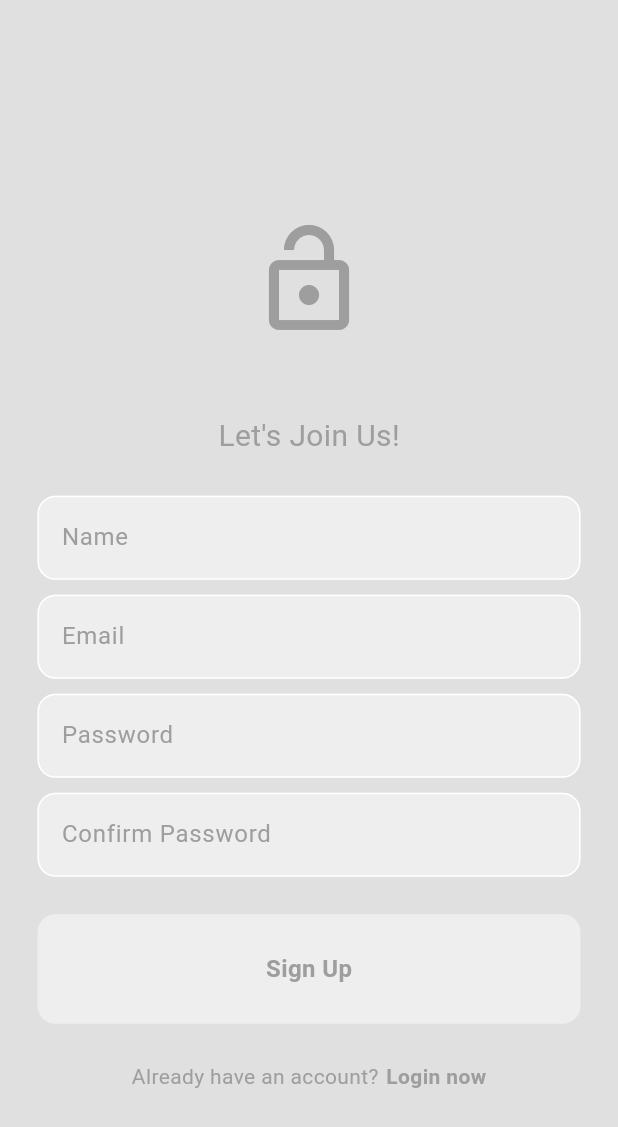
After one commit to DAVITtheDev7/Twitty, a Flutter app: the screen it shows after launch, after a tap on "Register now", on a phone screen of 412 x 824 dp. The commit adds this screen. Shown: the top 1127 px of the screen. Run offline on Flutter 3.47's test engine with Material 3 defaults, Android fonts, the phone set to English and light mode, and no system bars; our stand-ins replace cloud_firestore, firebase_auth, firebase_core; accounts and stored records are empty; network calls fail.

Commit message:
add firebase auth

```diff
--- /dev/null
+++ b/lib/components/my_button.dart
@@ -0,0 +1,36 @@
+import 'package:flutter/material.dart';
+
+class MyButton extends StatelessWidget {
+  final String text;
+  final void Function()? onTap;
+
+  const MyButton({
+    super.key,
+    this.onTap,
+    required this.text,
+  });
+
+  @override
+  Widget build(BuildContext context) {
+    return GestureDetector(
+      onTap: onTap,
+      child: Container(
+        padding: const EdgeInsets.all(25),
+        decoration: BoxDecoration(
+          color: Theme.of(context).colorScheme.secondary,
+          borderRadius: BorderRadius.circular(12),
+        ),
+        child: Center(
+          child: Text(
+            text,
+            style: TextStyle(
+              fontWeight: FontWeight.bold,
+              color: Theme.of(context).colorScheme.primary,
+              fontSize: 16,
+            ),
+          ),
+        ),
+      ),
+    );
+  }
+}
--- /dev/null
+++ b/lib/components/my_textfield.dart
@@ -0,0 +1,41 @@
+import 'package:flutter/material.dart';
+
+class MyTextField extends StatelessWidget {
+  final TextEditingController controller;
+  final String hintText;
+  final bool obscureText;
+
+  const MyTextField({
+    super.key,
+    required this.controller,
+    required this.hintText,
+    required this.obscureText,
+  });
+
+  @override
+  Widget build(BuildContext context) {
+    return TextField(
+      controller: controller,
+      obscureText: obscureText,
+      decoration: InputDecoration(
+          enabledBorder: OutlineInputBorder(
+            borderSide: BorderSide(
+              color: Theme.of(context).colorScheme.tertiary,
+            ),
+            borderRadius: BorderRadius.circular(12),
+          ),
+          focusedBorder: OutlineInputBorder(
+            borderSide: BorderSide(
+              color: Theme.of(context).colorScheme.primary,
+            ),
+            borderRadius: BorderRadius.circular(12),
+          ),
+          fillColor: Theme.of(context).colorScheme.secondary,
+          filled: true,
+          hintText: hintText,
+          hintStyle: TextStyle(
+            color: Theme.of(context).colorScheme.primary,
+          )),
+    );
+  }
+}
--- a/lib/main.dart
+++ b/lib/main.dart
@@ -1,9 +1,15 @@
+import 'package:firebase_core/firebase_core.dart';
 import 'package:flutter/material.dart';
 import 'package:provider/provider.dart';
-import 'package:twitty/pages/home_page.dart';
+import 'package:twitty/firebase_options.dart';
+import 'package:twitty/services/auth/auth_gate.dart';
 import 'package:twitty/themes/theme_provider.dart';
 
-void main() {
+void main() async {
+  WidgetsFlutterBinding.ensureInitialized();
+  await Firebase.initializeApp(
+    options: DefaultFirebaseOptions.currentPlatform,
+  );
   runApp(
     ChangeNotifierProvider(
       create: (context) => ThemeProvider(),
@@ -20,7 +26,7 @@ class MyApp extends StatelessWidget {
     return MaterialApp(
       title: "connect to others",
       debugShowCheckedModeBanner: false,
-      home: const HomePage(),
+      home: const AuthGate(),
       theme: Provider.of<ThemeProvider>(context).themeData,
     );
   }
--- /dev/null
+++ b/lib/models/user.dart
@@ -0,0 +1,40 @@
+import 'package:cloud_firestore/cloud_firestore.dart';
+
+class UserProfile {
+  final String uid;
+  final String name;
+  final String email;
+  final String username;
+  final String bio;
+
+  UserProfile({
+    required this.uid,
+    required this.name,
+    required this.email,
+    required this.username,
+    required this.bio,
+  });
+
+  // Firebase -> App
+  factory UserProfile.fromDocument(DocumentSnapshot doc) {
+    return UserProfile(
+      uid: doc['uid'],
+      name: doc['name'],
+      email: doc['email'],
+      username: doc['username'],
+      bio: doc['bio'],
+    );
+  }
+
+  // App -> Firebase
+
+  Map<String, dynamic> toMap() {
+    return {
+      'uid': uid,
+      'name': name,
+      'email': email,
+      'username': username,
+      'bio': bio,
+    };
+  }
+}
--- /dev/null
+++ b/lib/pages/login_page.dart
@@ -0,0 +1,127 @@
+import 'package:flutter/material.dart';
+import 'package:twitty/components/my_button.dart';
+import 'package:twitty/components/my_loading_circle.dart';
+import 'package:twitty/components/my_textfield.dart';
+import 'package:twitty/services/auth/auth_service.dart';
+
+class LoginPage extends StatefulWidget {
+  final void Function()? onTap;
+  const LoginPage({
+    super.key,
+    this.onTap,
+  });
+
+  @override
+  State<LoginPage> createState() => _LoginPageState();
+}
+
+class _LoginPageState extends State<LoginPage> {
+  final _auth = AuthService();
+
+  final TextEditingController _emailController = TextEditingController();
+  final TextEditingController _pwController = TextEditingController();
+
+  void login() async {
+    showLoadingCircle(context);
+
+    try {
+      await _auth.loginEmailPassword(_emailController.text, _pwController.text);
+      if (mounted) hideLoadingCircle(context);
+    } catch (e) {
+      if (mounted) hideLoadingCircle(context);
+      // ignore: use_build_context_synchronously
+      ScaffoldMessenger.of(context).showSnackBar(
+        SnackBar(
+          content: Text(
+            e.toString(),
+          ),
+        ),
+      );
+    }
+  }
+
+  @override
+  Widget build(BuildContext context) {
+    return Scaffold(
+      backgroundColor: Theme.of(context).colorScheme.surface,
+      body: SafeArea(
+        child: Padding(
+          padding: const EdgeInsets.all(25.0),
+          child: Center(
+            child: SingleChildScrollView(
+              child: Column(
+                mainAxisAlignment: MainAxisAlignment.center,
+                children: [
+                  const SizedBox(height: 50),
+                  Icon(
+                    Icons.person,
+                    size: 75,
+                    color: Theme.of(context).colorScheme.primary,
+                  ),
+                  const SizedBox(height: 50),
+                  Text(
+                    "WELCOME BACK!",
+                    style: TextStyle(
+                      color: Theme.of(context).colorScheme.primary,
+                      fontSize: 20,
+                    ),
+                  ),
+                  const SizedBox(height: 25),
+                  MyTextField(
+                      controller: _emailController,
+                      hintText: "Email",
+                      obscureText: false),
+                  const SizedBox(height: 10),
+                  MyTextField(
+                    controller: _pwController,
+                    hintText: "Password",
+                    obscureText: true,
+                  ),
+                  const SizedBox(height: 10),
+                  Align(
+                    alignment: Alignment.centerRight,
+                    child: Text(
+                      "Forgot Password?",
+                      style: TextStyle(
+                        color: Theme.of(context).colorScheme.primary,
+                        fontWeight: FontWeight.bold,
+                      ),
+                    ),
+                  ),
+                  const SizedBox(height: 25),
+                  MyButton(
+                    text: "Login",
+                    onTap: login,
+                  ),
+                  const SizedBox(height: 25),
+                  Row(
+                    mainAxisAlignment: MainAxisAlignment.center,
+                    children: [
+                      Text(
+                        "Not a member?",
+                        style: TextStyle(
+                          color: Theme.of(context).colorScheme.primary,
+                        ),
+                      ),
+                      const SizedBox(width: 5),
+                      GestureDetector(
+                        onTap: widget.onTap,
+                        child: Text(
+                          "Register now",
+                          style: TextStyle(
+                            color: Theme.of(context).colorScheme.primary,
+                            fontWeight: FontWeight.bold,
+                          ),
+                        ),
+                      ),
+                    ],
+                  ),
+                ],
+              ),
+            ),
+          ),
+        ),
+      ),
+    );
+  }
+}
--- /dev/null
+++ b/lib/pages/register_page.dart
@@ -0,0 +1,161 @@
+import 'package:flutter/material.dart';
+import 'package:twitty/components/my_button.dart';
+import 'package:twitty/components/my_loading_circle.dart';
+import 'package:twitty/components/my_textfield.dart';
+import 'package:twitty/services/auth/auth_service.dart';
+
+class RegisterPage extends StatefulWidget {
+  final void Function()? onTap;
+  const RegisterPage({
+    super.key,
+    this.onTap,
+  });
+
+  @override
+  State<RegisterPage> createState() => _RegisterPageState();
+}
+
+class _RegisterPageState extends State<RegisterPage> {
+  final AuthService _auth = AuthService();
+
+  final TextEditingController _nameController = TextEditingController();
+  final TextEditingController _emailController = TextEditingController();
+  final TextEditingController _pwController = TextEditingController();
+  final TextEditingController _confirmPwController = TextEditingController();
+
+  void register() async {
+    if (_nameController.text.isEmpty ||
+        _emailController.text.isEmpty ||
+        _pwController.text.isEmpty ||
+        _confirmPwController.text.isEmpty) {
+      ScaffoldMessenger.of(context).showSnackBar(
+        const SnackBar(
+          content: Text(
+            "Empty Fields Are Not Allowed!",
+          ),
+        ),
+      );
+    } else {
+      if (_pwController.text == _confirmPwController.text) {
+        showLoadingCircle(context);
+
+        try {
+          await _auth.registerEmailPassword(
+            _emailController.text,
+            _pwController.text,
+          );
+
+          ScaffoldMessenger.of(context).showSnackBar(
+            SnackBar(
+              backgroundColor: Colors.green[400],
+              content: const Text("Registered Succesfully"),
+            ),
+          );
+        } catch (e) {
+          ScaffoldMessenger.of(context).showSnackBar(
+            SnackBar(
+              content: Text(
+                e.toString(),
+              ),
+            ),
+          );
+        } finally {
+          if (mounted) hideLoadingCircle(context);
+        }
+      } else {
+        ScaffoldMessenger.of(context).showSnackBar(
+          const SnackBar(
+            content: Text(
+              "Passwords do not match!",
+            ),
+          ),
+        );
+      }
+    }
+  }
+
+  @override
+  Widget build(BuildContext context) {
+    return Scaffold(
+      backgroundColor: Theme.of(context).colorScheme.surface,
+      body: SafeArea(
+        child: Padding(
+          padding: const EdgeInsets.all(25.0),
+          child: Center(
+            child: SingleChildScrollView(
+              child: Column(
+                mainAxisAlignment: MainAxisAlignment.center,
+                children: [
+                  const SizedBox(height: 50),
+                  Icon(
+                    Icons.lock_open_outlined,
+                    size: 80,
+                    color: Theme.of(context).colorScheme.primary,
+                  ),
+                  const SizedBox(height: 50),
+                  Text(
+                    "Let's Join Us!",
+                    style: TextStyle(
+                      color: Theme.of(context).colorScheme.primary,
+                      fontSize: 20,
+                    ),
+                  ),
+                  const SizedBox(height: 25),
+                  MyTextField(
+                      controller: _nameController,
+                      hintText: "Name",
+                      obscureText: false),
+                  const SizedBox(height: 10),
+                  MyTextField(
+                      controller: _emailController,
+                      hintText: "Email",
+                      obscureText: false),
+                  const SizedBox(height: 10),
+                  MyTextField(
+                    controller: _pwController,
+                    hintText: "Password",
+                    obscureText: true,
+                  ),
+                  const SizedBox(height: 10),
+                  MyTextField(
+                    controller: _confirmPwController,
+                    hintText: "Confirm Password",
+                    obscureText: true,
+                  ),
+                  const SizedBox(height: 25),
+                  MyButton(
+                    text: "Sign Up",
+                    onTap: register,
+                  ),
+                  const SizedBox(height: 25),
+                  Row(
+                    mainAxisAlignment: MainAxisAlignment.center,
+                    children: [
+                      Text(
+                        "Already have an account?",
+                        style: TextStyle(
+                          color: Theme.of(context).colorScheme.primary,
+                        ),
+                      ),
+                      const SizedBox(width: 5),
+                      GestureDetector(
+                        onTap: widget.onTap,
+                        child: Text(
+                          "Login now",
+                          style: TextStyle(
+                            color: Theme.of(context).colorScheme.primary,
+                            fontWeight: FontWeight.bold,
+                          ),
+                        ),
+                      ),
+                    ],
+                  ),
+                ],
+              ),
+            ),
+          ),
+        ),
+      ),
+    );
+  }
+}
--- /dev/null
+++ b/lib/services/auth/auth_gate.dart
@@ -0,0 +1,24 @@
+import 'package:firebase_auth/firebase_auth.dart';
+import 'package:flutter/material.dart';
+import 'package:twitty/pages/home_page.dart';
+import 'package:twitty/services/auth/login_or_register.dart';
+
+class AuthGate extends StatelessWidget {
+  const AuthGate({super.key});
+
+  @override
+  Widget build(BuildContext context) {
+    return Scaffold(
+      body: StreamBuilder(
+        stream: FirebaseAuth.instance.authStateChanges(),
+        builder: (context, snapshot) {
+          if (snapshot.hasData) {
+            return const HomePage();
+          } else {
+            return const LoginOrRegister();
+          }
+        },
+      ),
+    );
+  }
+}
--- /dev/null
+++ b/lib/services/auth/auth_service.dart
@@ -0,0 +1,41 @@
+import 'package:firebase_auth/firebase_auth.dart';
+
+class AuthService {
+  final _auth = FirebaseAuth.instance;
+
+  User? getCurrentUser() => _auth.currentUser;
+  String getCurrentUid() => _auth.currentUser!.uid;
+
+  // Login
+  Future<UserCredential> loginEmailPassword(String email, password) async {
+    try {
+      final userCredential = await _auth.signInWithEmailAndPassword(
+        email: email,
+        password: password,
+      );
+
+      return userCredential;
+    } on FirebaseAuthException catch (e) {
+      throw Exception(e.code);
+    }
+  }
+
+  // Register
+  Future<UserCredential> registerEmailPassword(String email, password) async {
+    try {
+      final userCredential = await _auth.createUserWithEmailAndPassword(
+        email: email,
+        password: password,
+      );
+
+      return userCredential;
+    } on FirebaseAuthException catch (e) {
+      throw Exception(e.code);
+    }
+  }
+
+  // SignOut
+  Future<void> signOut() async {
+    await _auth.signOut();
+  }
+}
--- /dev/null
+++ b/lib/services/auth/login_or_register.dart
@@ -0,0 +1,33 @@
+import 'package:flutter/material.dart';
+import 'package:twitty/pages/login_page.dart';
+import 'package:twitty/pages/register_page.dart';
+
+class LoginOrRegister extends StatefulWidget {
+  const LoginOrRegister({super.key});
+
+  @override
+  State<LoginOrRegister> createState() => _LoginOrRegisterState();
+}
+
+class _LoginOrRegisterState extends State<LoginOrRegister> {
+  bool showLoginPage = true;
+
+  void togglePages() {
+    setState(() {
+      showLoginPage = !showLoginPage;
+    });
+  }
+
+  @override
+  Widget build(BuildContext context) {
+    if (showLoginPage) {
+      return LoginPage(
+        onTap: togglePages,
+      );
+    } else {
+      return RegisterPage(
+        onTap: togglePages,
+      );
+    }
+  }
+}
--- a/pubspec.yaml
+++ b/pubspec.yaml
@@ -36,6 +36,9 @@ dependencies:
   # Use with the CupertinoIcons class for iOS style icons.
   cupertino_icons: ^1.0.6
   provider: ^6.1.2
+  firebase_core: ^3.3.0
+  firebase_auth: ^5.1.3
+  cloud_firestore: ^5.2.0
 
 dev_dependencies:
   flutter_test:
```
Also changed, not shown: lib/components/my_drawer.dart (+18 -1 lines), lib/components/my_loading_circle.dart (added, +18 -0 lines), lib/components/my_settings_tile.dart (added, +32 -0 lines), lib/pages/home_page.dart (+13 -2 lines), lib/pages/settings_page.dart (+15 -11 lines), firebase.json (added), lib/firebase_options.dart (added), pubspec.lock, 6 other files.
